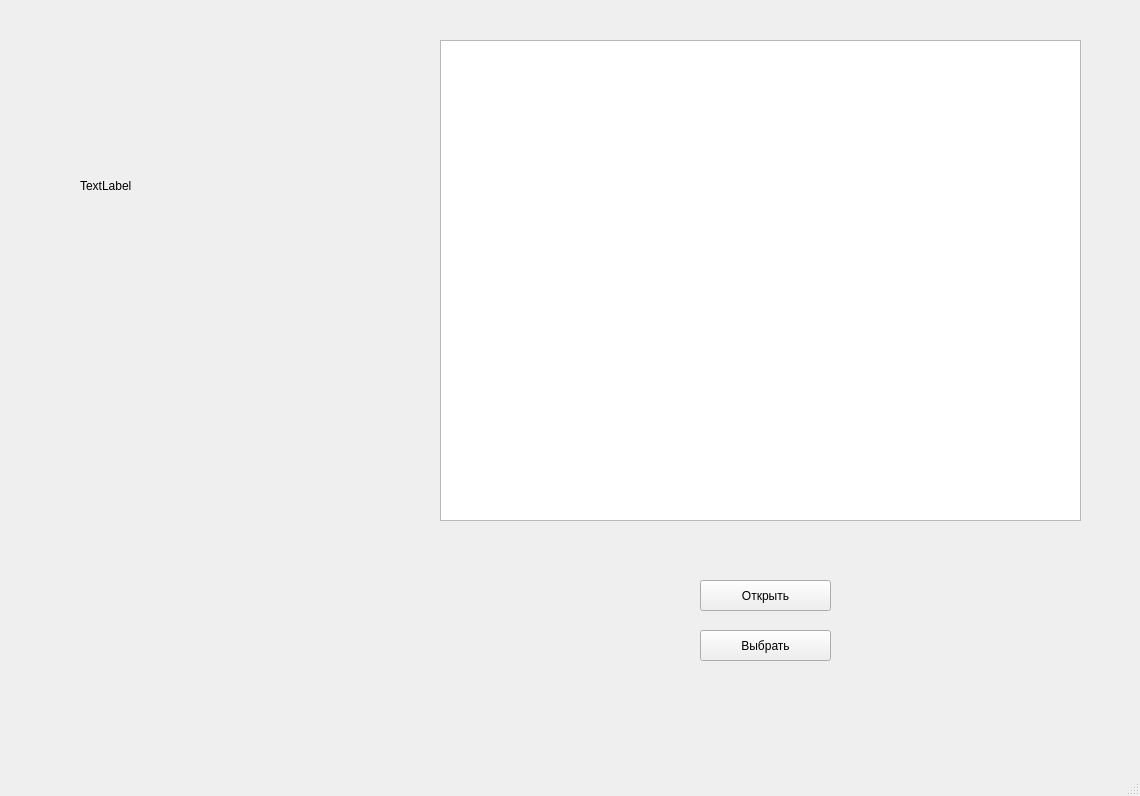
This is Lab2/Task2/mainwindow.ui in amakuem/LAbsOAIP as Qt 5 draws it before an edit. The edited form follows.
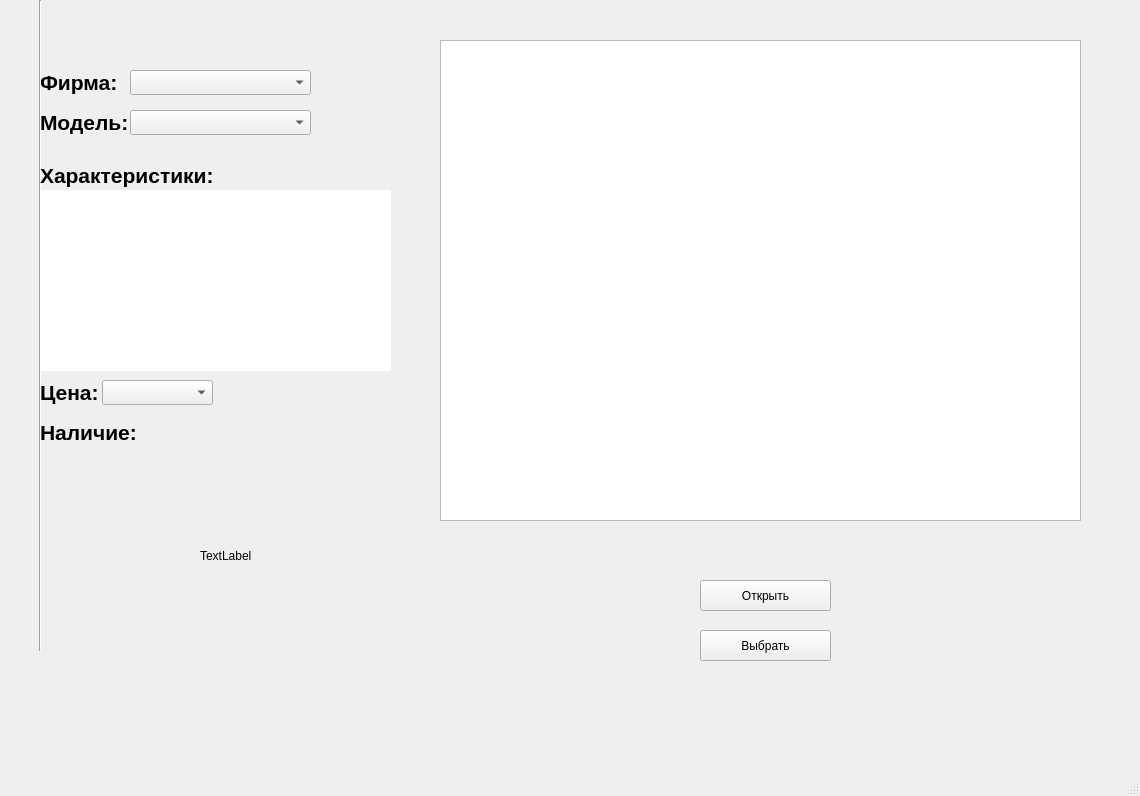
This is the edited form.

```diff
--- a/Lab2/Task2/mainwindow.ui
+++ b/Lab2/Task2/mainwindow.ui
@@ -27,12 +27,17 @@
    <widget class="QLabel" name="label">
     <property name="geometry">
      <rect>
-      <x>80</x>
-      <y>170</y>
+      <x>200</x>
+      <y>540</y>
       <width>121</width>
       <height>31</height>
      </rect>
     </property>
+    <property name="font">
+     <font>
+      <bold>false</bold>
+     </font>
+    </property>
     <property name="text">
      <string>TextLabel</string>
     </property>
@@ -63,6 +68,205 @@
      <string>Выбрать</string>
     </property>
    </widget>
+   <widget class="QTableView" name="tableView">
+    <property name="geometry">
+     <rect>
+      <x>440</x>
+      <y>40</y>
+      <width>641</width>
+      <height>481</height>
+     </rect>
+    </property>
+   </widget>
+   <widget class="QLabel" name="firm">
+    <property name="geometry">
+     <rect>
+      <x>40</x>
+      <y>70</y>
+      <width>76</width>
+      <height>24</height>
+     </rect>
+    </property>
+    <property name="font">
+     <font>
+      <pointsize>16</pointsize>
+      <italic>false</italic>
+      <bold>true</bold>
+      <underline>false</underline>
+      <strikeout>false</strikeout>
+     </font>
+    </property>
+    <property name="text">
+     <string>Фирма:</string>
+    </property>
+   </widget>
+   <widget class="QComboBox" name="comboBoxFirm">
+    <property name="geometry">
+     <rect>
+      <x>130</x>
+      <y>70</y>
+      <width>181</width>
+      <height>25</height>
+     </rect>
+    </property>
+   </widget>
+   <widget class="QLabel" name="model">
+    <property name="geometry">
+     <rect>
+      <x>40</x>
+      <y>110</y>
+      <width>91</width>
+      <height>25</height>
+     </rect>
+    </property>
+    <property name="font">
+     <font>
+      <pointsize>16</pointsize>
+      <bold>true</bold>
+     </font>
+    </property>
+    <property name="text">
+     <string>Модель:</string>
+    </property>
+   </widget>
+   <widget class="QComboBox" name="comboBoxModel">
+    <property name="geometry">
+     <rect>
+      <x>130</x>
+      <y>110</y>
+      <width>181</width>
+      <height>25</height>
+     </rect>
+    </property>
+   </widget>
+   <widget class="Line" name="line">
+    <property name="geometry">
+     <rect>
+      <x>30</x>
+      <y>0</y>
+      <width>20</width>
+      <height>651</height>
+     </rect>
+    </property>
+    <property name="orientation">
+     <enum>Qt::Vertical</enum>
+    </property>
+   </widget>
+   <widget class="QLabel" name="param">
+    <property name="geometry">
+     <rect>
+      <x>40</x>
+      <y>160</y>
+      <width>191</width>
+      <height>31</height>
+     </rect>
+    </property>
+    <property name="font">
+     <font>
+      <pointsize>16</pointsize>
+      <bold>true</bold>
+     </font>
+    </property>
+    <property name="text">
+     <string>Характеристики:</string>
+    </property>
+   </widget>
+   <widget class="QLabel" name="text">
+    <property name="geometry">
+     <rect>
+      <x>40</x>
+      <y>190</y>
+      <width>351</width>
+      <height>181</height>
+     </rect>
+    </property>
+    <property name="font">
+     <font>
+      <pointsize>14</pointsize>
+     </font>
+    </property>
+    <property name="styleSheet">
+     <string notr="true">background-color: rgb(255, 255, 255);</string>
+    </property>
+    <property name="text">
+     <string/>
+    </property>
+    <property name="textFormat">
+     <enum>Qt::AutoText</enum>
+    </property>
+    <property name="alignment">
+     <set>Qt::AlignLeading|Qt::AlignLeft|Qt::AlignTop</set>
+    </property>
+    <property name="wordWrap">
+     <bool>true</bool>
+    </property>
+   </widget>
+   <widget class="QLabel" name="price">
+    <property name="geometry">
+     <rect>
+      <x>40</x>
+      <y>380</y>
+      <width>58</width>
+      <height>24</height>
+     </rect>
+    </property>
+    <property name="font">
+     <font>
+      <pointsize>16</pointsize>
+      <bold>true</bold>
+     </font>
+    </property>
+    <property name="text">
+     <string>Цена:</string>
+    </property>
+   </widget>
+   <widget class="QComboBox" name="comboBoxPrice">
+    <property name="geometry">
+     <rect>
+      <x>102</x>
+      <y>380</y>
+      <width>111</width>
+      <height>25</height>
+     </rect>
+    </property>
+   </widget>
+   <widget class="QLabel" name="availability">
+    <property name="geometry">
+     <rect>
+      <x>40</x>
+      <y>420</y>
+      <width>95</width>
+      <height>24</height>
+     </rect>
+    </property>
+    <property name="font">
+     <font>
+      <pointsize>16</pointsize>
+      <bold>true</bold>
+     </font>
+    </property>
+    <property name="text">
+     <string>Наличие:</string>
+    </property>
+   </widget>
+   <widget class="QLabel" name="yOrN">
+    <property name="geometry">
+     <rect>
+      <x>148</x>
+      <y>420</y>
+      <width>73</width>
+      <height>24</height>
+     </rect>
+    </property>
+    <property name="font">
+     <font>
+      <pointsize>14</pointsize>
+     </font>
+    </property>
+    <property name="text">
+     <string/>
+    </property>
+   </widget>
   </widget>
   <widget class="QMenuBar" name="menubar">
    <property name="geometry">
```
